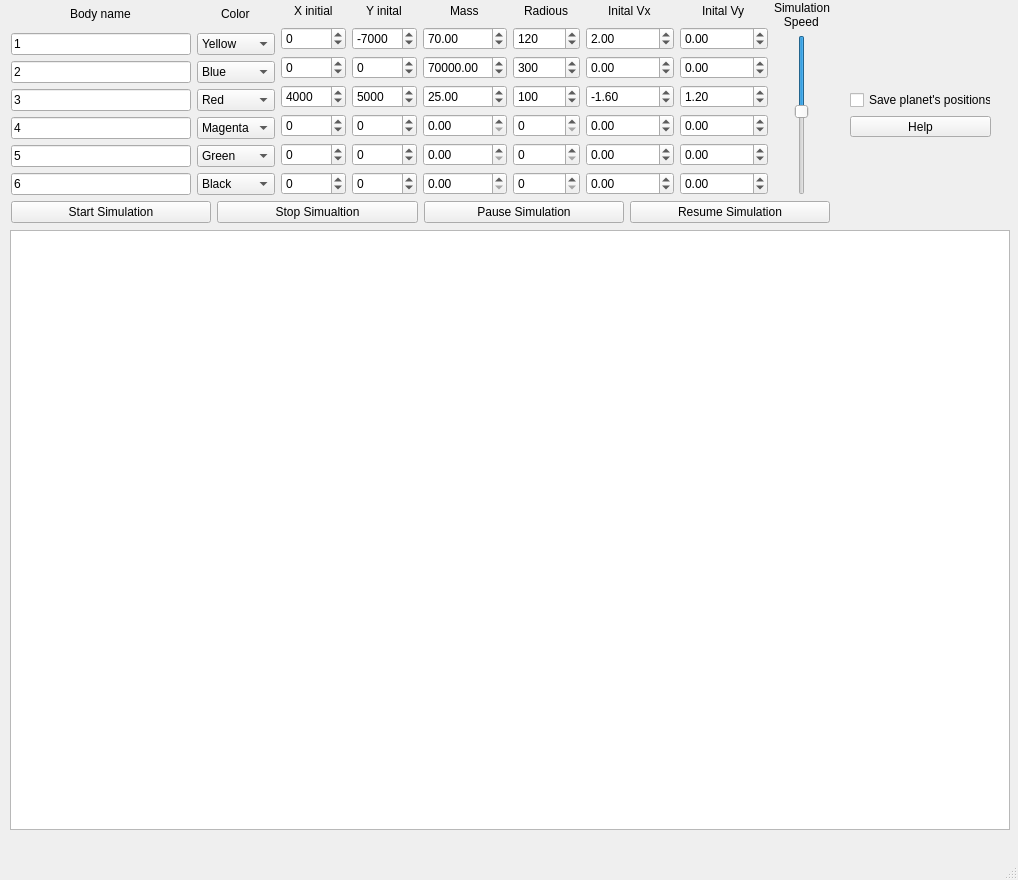
Above: mainwindow.ui from juanvergara3/Lab6_Info_2_UdeA before the change. Below: the same form after it.
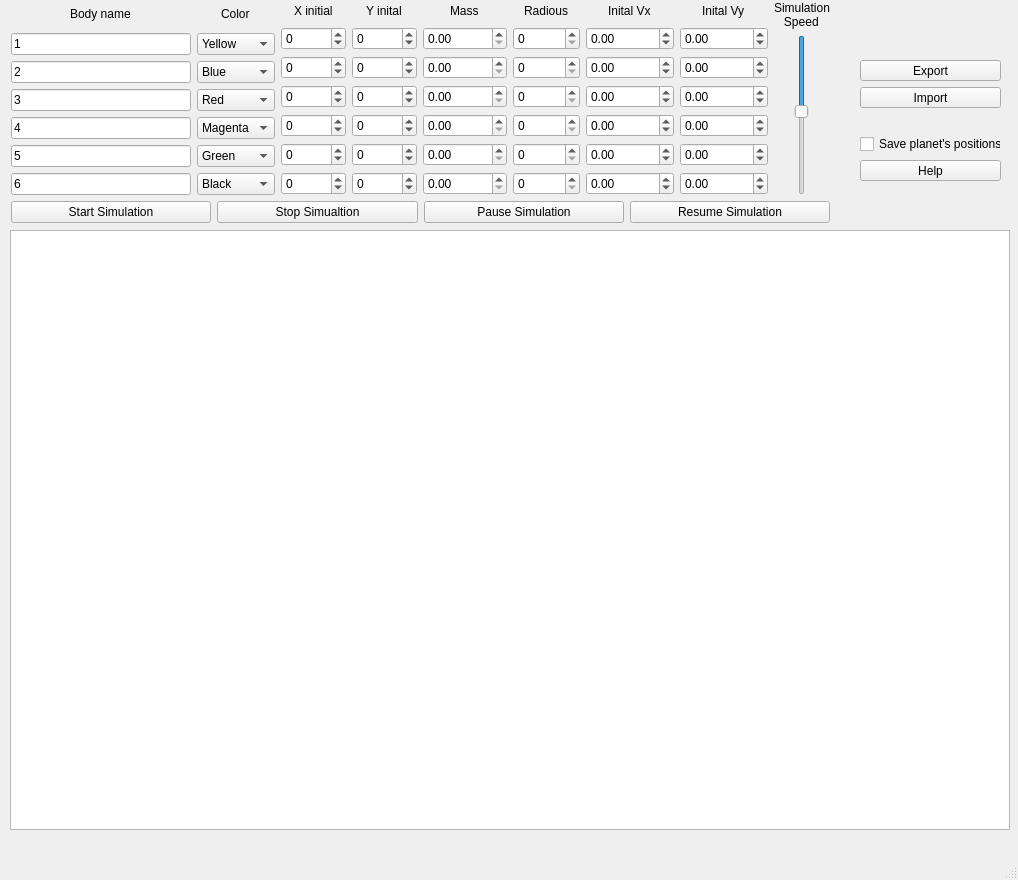
That is the form after the change.

Commit message:
Import and export
you can now import and export planet configurations

```diff
--- a/mainwindow.ui
+++ b/mainwindow.ui
@@ -357,7 +357,7 @@
             <number>99999</number>
            </property>
            <property name="value">
-            <number>4000</number>
+            <number>0</number>
            </property>
           </widget>
          </item>
@@ -411,7 +411,7 @@
             <number>99999</number>
            </property>
            <property name="value">
-            <number>-7000</number>
+            <number>0</number>
            </property>
           </widget>
          </item>
@@ -434,7 +434,7 @@
             <number>99999</number>
            </property>
            <property name="value">
-            <number>5000</number>
+            <number>0</number>
            </property>
           </widget>
          </item>
@@ -485,7 +485,7 @@
             <double>999999.989999999990687</double>
            </property>
            <property name="value">
-            <double>70.000000000000000</double>
+            <double>0.000000000000000</double>
            </property>
           </widget>
          </item>
@@ -495,7 +495,7 @@
             <double>999999.989999999990687</double>
            </property>
            <property name="value">
-            <double>70000.000000000000000</double>
+            <double>0.000000000000000</double>
            </property>
           </widget>
          </item>
@@ -505,7 +505,7 @@
             <double>999999.989999999990687</double>
            </property>
            <property name="value">
-            <double>25.000000000000000</double>
+            <double>0.000000000000000</double>
            </property>
           </widget>
          </item>
@@ -547,7 +547,7 @@
             <number>99999999</number>
            </property>
            <property name="value">
-            <number>120</number>
+            <number>0</number>
            </property>
           </widget>
          </item>
@@ -557,7 +557,7 @@
             <number>99999999</number>
            </property>
            <property name="value">
-            <number>300</number>
+            <number>0</number>
            </property>
            <property name="displayIntegerBase">
             <number>10</number>
@@ -570,7 +570,7 @@
             <number>99999999</number>
            </property>
            <property name="value">
-            <number>100</number>
+            <number>0</number>
            </property>
           </widget>
          </item>
@@ -615,7 +615,7 @@
             <double>999999.989999999990687</double>
            </property>
            <property name="value">
-            <double>2.000000000000000</double>
+            <double>0.000000000000000</double>
            </property>
           </widget>
          </item>
@@ -641,7 +641,7 @@
             <double>999999.989999999990687</double>
            </property>
            <property name="value">
-            <double>-1.600000000000000</double>
+            <double>0.000000000000000</double>
            </property>
           </widget>
          </item>
@@ -730,7 +730,7 @@
             <double>999999.989999999990687</double>
            </property>
            <property name="value">
-            <double>1.200000000000000</double>
+            <double>0.000000000000000</double>
            </property>
           </widget>
          </item>
@@ -858,16 +858,30 @@
      </item>
     </layout>
    </widget>
-   <widget class="QWidget" name="">
+   <widget class="QWidget" name="layoutWidget">
     <property name="geometry">
      <rect>
-      <x>850</x>
-      <y>70</y>
+      <x>860</x>
+      <y>60</y>
       <width>141</width>
-      <height>67</height>
+      <height>121</height>
      </rect>
     </property>
     <layout class="QVBoxLayout" name="save_layout">
+     <item>
+      <widget class="QPushButton" name="Export_button">
+       <property name="text">
+        <string>Export</string>
+       </property>
+      </widget>
+     </item>
+     <item>
+      <widget class="QPushButton" name="Import_button">
+       <property name="text">
+        <string>Import</string>
+       </property>
+      </widget>
+     </item>
      <item>
       <widget class="QLabel" name="save_label">
        <property name="text">
```
The commit also changes 2 other files.
